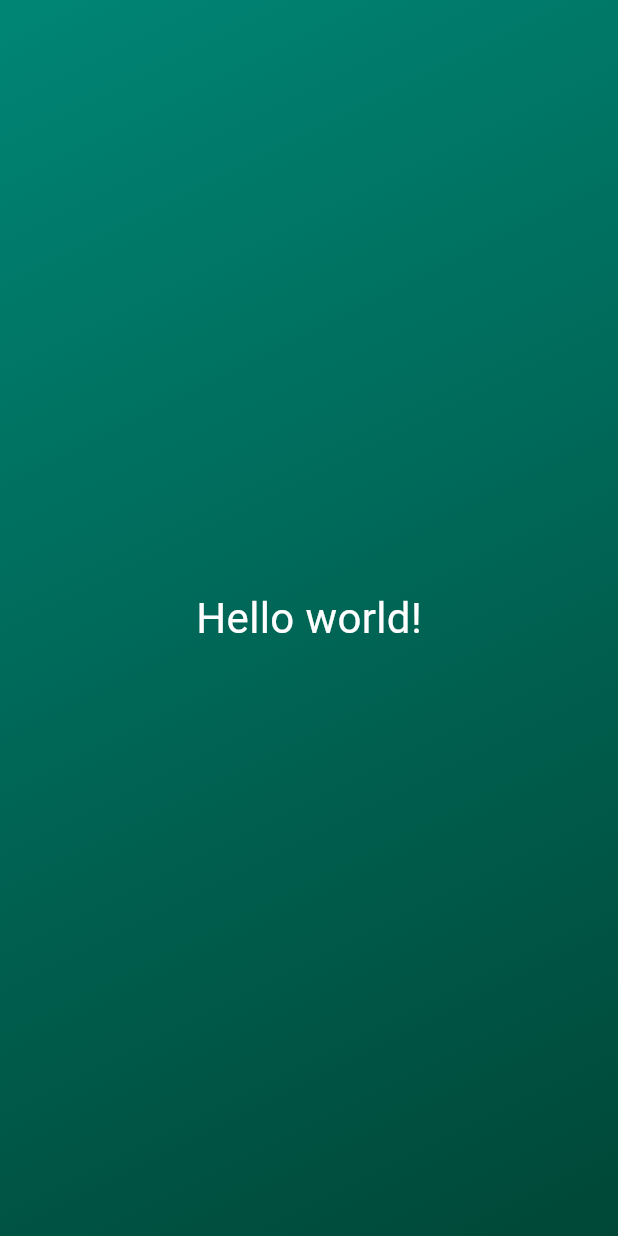
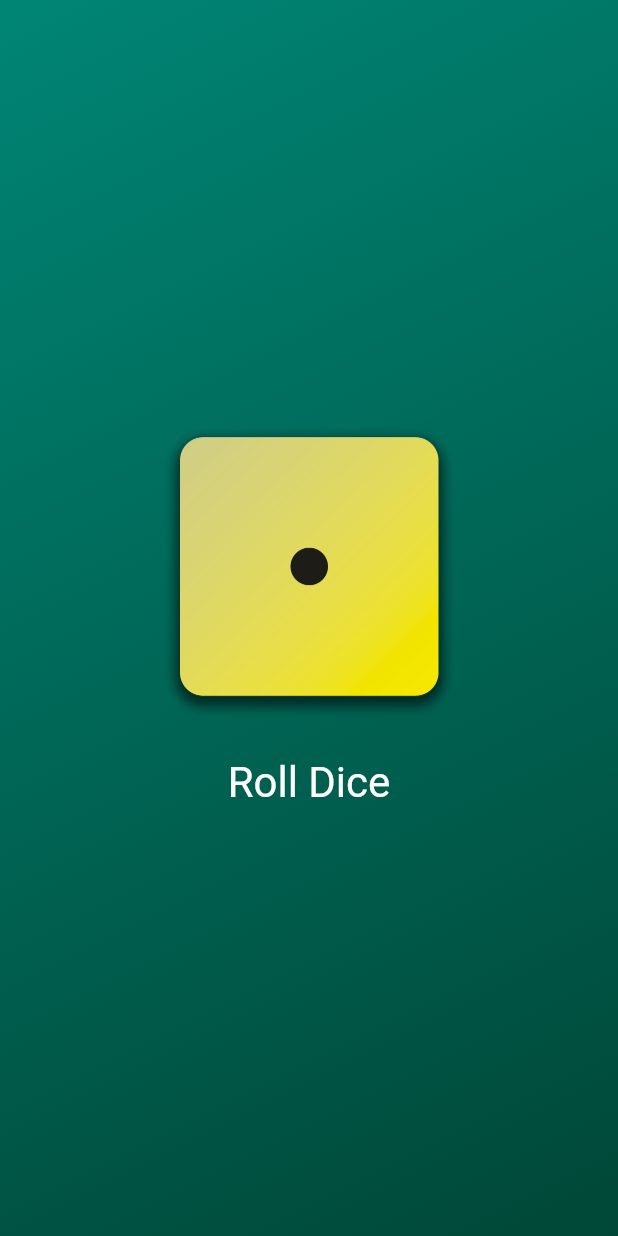
Before and after one commit to taejun864/flutter-basics, a Flutter app: the screen it shows after launch, on a phone screen of 412 x 824 dp. Run offline on Flutter 3.47's test engine with Material 3 defaults, Android fonts, the phone set to English and light mode, and no system bars.

Commit message:
random dice

```diff
--- /dev/null
+++ b/lib/dice_roller.dart
@@ -0,0 +1,47 @@
+import 'dart:math';
+
+import 'package:flutter/material.dart';
+
+final randomizer = Random();
+
+class DiceRoller extends StatefulWidget {
+  const DiceRoller({super.key});
+
+  @override
+  State<DiceRoller> createState() {
+    return _DiceRollerState();
+  }
+}
+
+class _DiceRollerState extends State<DiceRoller> {
+  var currentDiceRoll = 1;
+
+  void rollDice() {
+    setState(() {
+      currentDiceRoll = randomizer.nextInt(6) + 1;
+    });
+  }
+
+  @override
+  Widget build(context) {
+    return Column(
+      mainAxisSize: MainAxisSize.min,
+      children: [
+        Image.asset(
+          'assets/images/dice-$currentDiceRoll.png',
+          width: 200,
+        ),
+        const SizedBox(
+          height: 20,
+        ),
+        TextButton(
+          onPressed: rollDice,
+          style: TextButton.styleFrom(
+              foregroundColor: Colors.white,
+              textStyle: const TextStyle(fontSize: 28)),
+          child: const Text('Roll Dice'),
+        ),
+      ],
+    );
+  }
+}
--- a/lib/gradient_container.dart
+++ b/lib/gradient_container.dart
@@ -1,5 +1,5 @@
+import 'package:basics/dice_roller.dart';
 import 'package:flutter/material.dart';
-import 'package:basics/styled_text.dart';
 
 const startAlign = Alignment.topLeft;
 const endAlign = Alignment.bottomRight;
@@ -20,7 +20,8 @@ class GradientContainer extends StatelessWidget {
         ),
       ),
       child: const Center(
-        child: StyledText('Hello world!'),
+        // child: StyledText('Hello world!'),
+        child: DiceRoller(),
       ),
     );
   }
--- a/lib/main.dart
+++ b/lib/main.dart
@@ -3,9 +3,9 @@ import 'package:basics/gradient_container.dart';
 
 void main() {
   runApp(
-    const MaterialApp(
+    MaterialApp(
       home: Scaffold(
-        body: GradientContainer(colors: [
+        body: GradientContainer(colors: const [
           Color.fromARGB(255, 0, 133, 117),
           Color.fromARGB(255, 0, 71, 55),
         ]),
```
Also changed, not shown: pubspec.yaml (+7 -3 lines), assets/images/dice-1.png (added), assets/images/dice-2.png (added), assets/images/dice-3.png (added), assets/images/dice-4.png (added), assets/images/dice-5.png (added), assets/images/dice-6.png (added).
